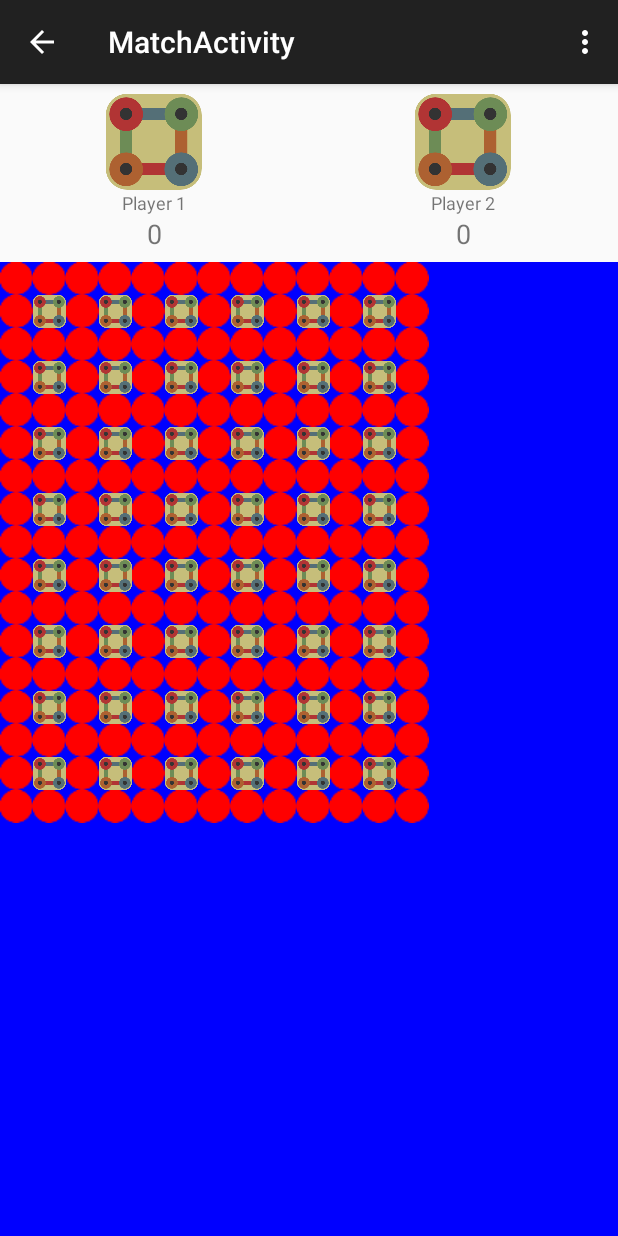
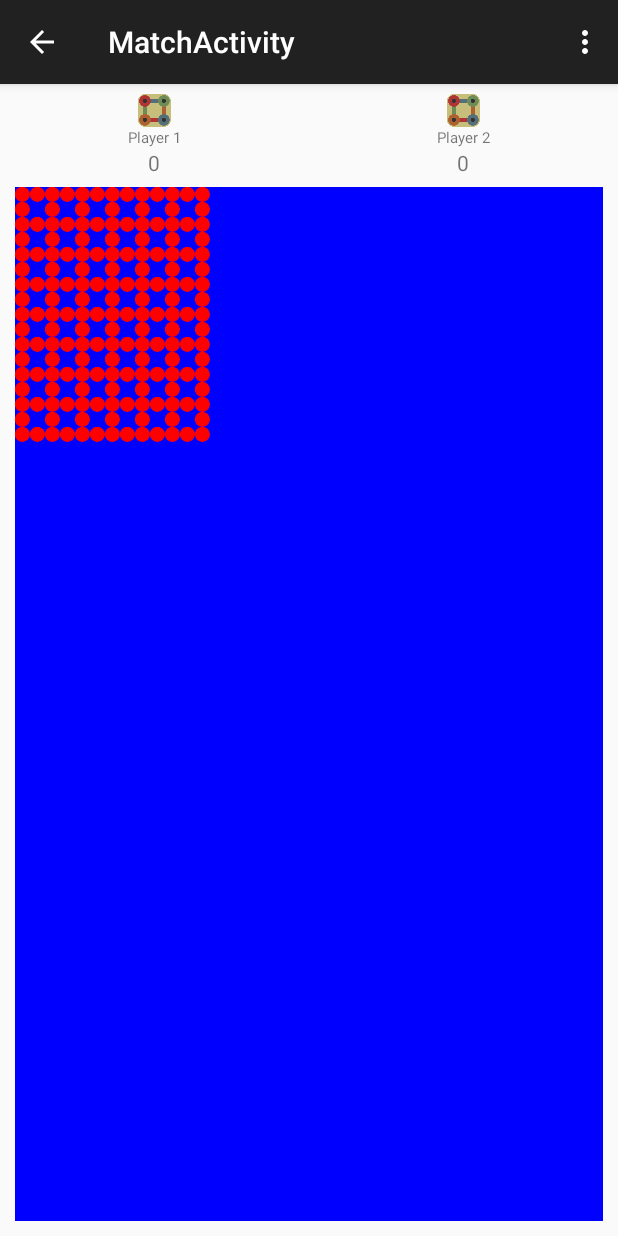
Before and after one commit to rafarm/squares, an Android app: the MatchActivity screen opened directly, with no data from a screen before it, on a phone screen of 412 x 824 dp. Run offline under Robolectric (Android 15) with nearby library versions, the phone set to English and light mode, and no system bars.

Commit message:
Work in progress

```diff
--- a/app/src/main/java/squares/iesnules/com/squares/MatchActivity.java
+++ b/app/src/main/java/squares/iesnules/com/squares/MatchActivity.java
@@ -7,6 +7,7 @@ import android.os.Bundle;
 import android.view.LayoutInflater;
 import android.view.Menu;
 import android.view.MenuItem;
+import android.view.View;
 import android.widget.FrameLayout;
 import android.widget.LinearLayout;
 
@@ -67,6 +68,14 @@ public class MatchActivity extends ActionBarActivity implements BoardViewListene
         mBoardView.reloadBoard();
     }
 
+    @Override
+    protected void onResume() {
+        super.onResume();
+
+        View decorView = getWindow().getDecorView();
+        int uiOptions = View.SYSTEM_UI_FLAG_HIDE_NAVIGATION /*| View.SYSTEM_UI_FLAG_FULLSCREEN*/;
+        decorView.setSystemUiVisibility(uiOptions);
+    }
 
     @Override
     public boolean onCreateOptionsMenu(Menu menu) {
--- a/app/src/main/java/squares/iesnules/com/squares/custom_views/BoardView.java
+++ b/app/src/main/java/squares/iesnules/com/squares/custom_views/BoardView.java
@@ -25,7 +25,7 @@ import squares.iesnules.com.squares.custom_views.interfaces.BoardViewListener;
 public class BoardView extends FrameLayout {
     private static final String TAG = "BoardView";
 
-    private final int NODE_DIM = (int) TypedValue.applyDimension(TypedValue.COMPLEX_UNIT_DIP, 22, getResources().getDisplayMetrics());
+    private final int NODE_DIM = (int) TypedValue.applyDimension(TypedValue.COMPLEX_UNIT_DIP, 10, getResources().getDisplayMetrics());
 
     private GridLayout mGridLayout = null;
 
@@ -154,7 +154,7 @@ public class BoardView extends FrameLayout {
     private ImageView getSquare(int row, int col) {
         ImageView square = new ImageView(this.getContext());
 
-        square.setBackgroundDrawable(getResources().getDrawable(R.mipmap.ic_launcher));
+        //square.setBackgroundDrawable(getResources().getDrawable(R.mipmap.ic_launcher));
 
         GridLayout.LayoutParams params = new GridLayout.LayoutParams(GridLayout.spec(row), GridLayout.spec(col));
         //params.setGravity(Gravity.FILL);
--- a/app/src/main/res/layout/activity_match.xml
+++ b/app/src/main/res/layout/activity_match.xml
@@ -20,6 +20,9 @@
         android:layout_height="wrap_content"
         android:layout_gravity="center"
         android:layout_weight="1"
-        android:id="@+id/boardLayout"></FrameLayout>
+        android:id="@+id/boardLayout"
+        android:paddingLeft="10dp"
+        android:paddingRight="10dp"
+        android:paddingBottom="10dp"></FrameLayout>
 
 </LinearLayout>
--- a/app/src/main/res/layout/player_view.xml
+++ b/app/src/main/res/layout/player_view.xml
@@ -6,11 +6,10 @@
     android:weightSum="1">
 
     <ImageView
-        android:layout_width="wrap_content"
-        android:layout_height="wrap_content"
+        android:layout_width="22dp"
+        android:layout_height="22dp"
         android:id="@+id/playerImage"
-        android:layout_gravity="center_horizontal"
-        android:layout_weight="1" />
+        android:layout_gravity="center_horizontal" />
 
     <TextView
         android:layout_width="wrap_content"
@@ -18,8 +17,7 @@
         android:text="Player"
         android:id="@+id/playerName"
         android:layout_gravity="center_horizontal"
-        android:layout_weight="0"
-        android:textSize="12dp" />
+        android:textSize="10sp" />
 
     <FrameLayout
         android:layout_width="wrap_content"
@@ -39,7 +37,7 @@
             android:id="@+id/playerScore"
             android:layout_gravity="center"
             android:layout_weight="0.17"
-            android:textSize="18dp" />
+            android:textSize="14sp" />
     </FrameLayout>
 
 </LinearLayout>
```
